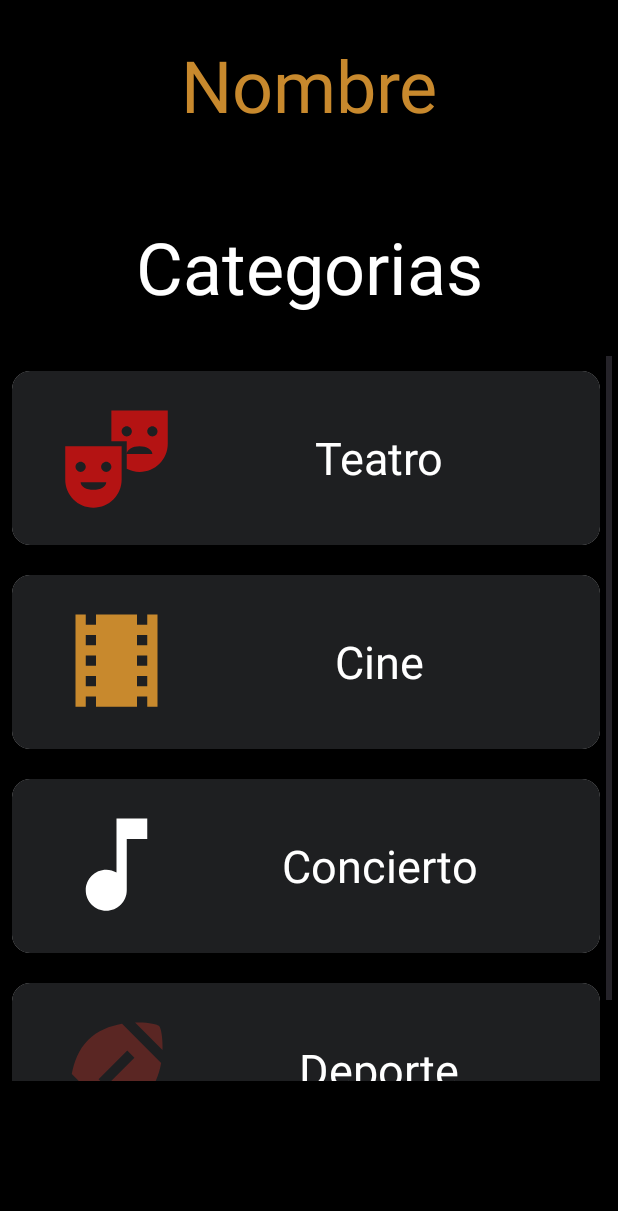
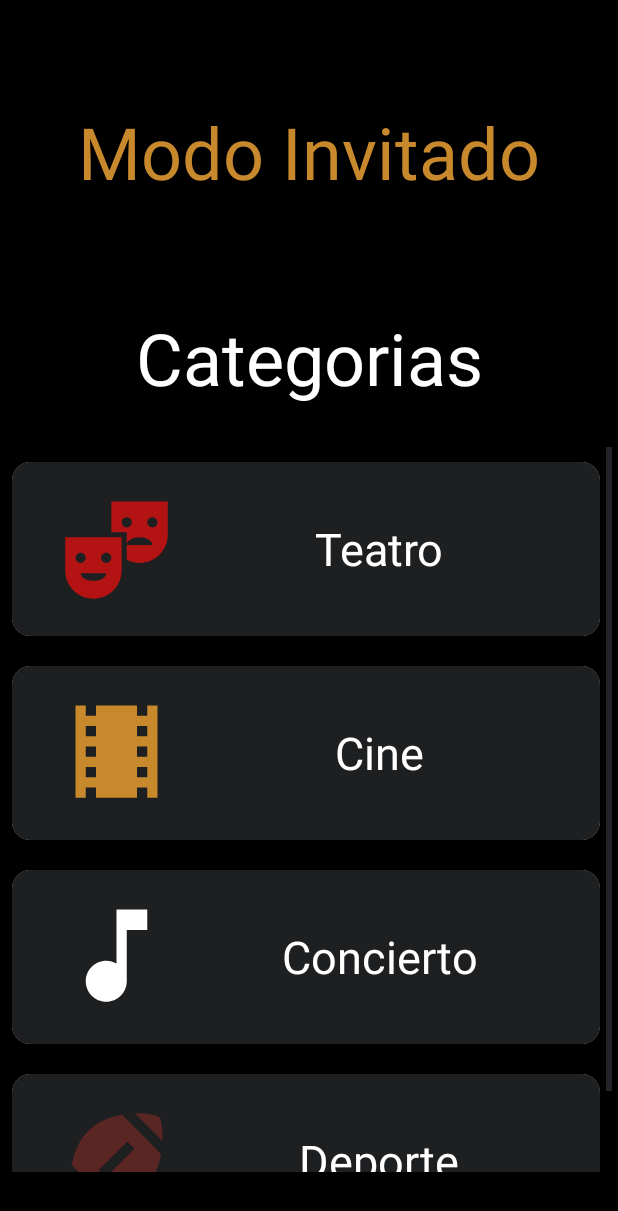
Before and after one commit to ClementeRodReg/FirestoreApplication, an Android app: the screen it shows after launch (Vista_categorias), after a tap on "Modo Invitado", on a phone screen of 412 x 824 dp. Shown: the top 1211 px of the screen. Run offline under Robolectric (Android 15) with nearby library versions, the light colour scheme and no system bars; our stand-ins replace Firebase (no records; nobody signed in at launch, a user with empty details on screens opened directly); libraries missing offline, so code that uses them is left out: org.checkerframework.checker.

Commit message:
VistaCAtegorias Finalizado. Ademas, saca el nombre del usuario

```diff
--- a/app/src/main/java/com/example/firestoredemo/vista/MainActivity.java
+++ b/app/src/main/java/com/example/firestoredemo/vista/MainActivity.java
@@ -139,7 +139,7 @@ public class MainActivity extends AppCompatActivity {
             public void onClick(View view) {
                 mAuth.signInAnonymously();
                 Intent IrAVentanaCategorias = new Intent(MainActivity.this, Vista_categorias.class);
-                IrAVentanaCategorias.putExtra("email", "Modo Invitado");
+                IrAVentanaCategorias.putExtra("id_gmail", "Modo Invitado");
                 startActivity(IrAVentanaCategorias);
             }
         });
--- a/app/src/main/java/com/example/firestoredemo/vista/Vista_categorias.java
+++ b/app/src/main/java/com/example/firestoredemo/vista/Vista_categorias.java
@@ -5,6 +5,7 @@ import androidx.appcompat.app.AppCompatActivity;
 import android.content.Intent;
 import android.os.Bundle;
 import android.os.Handler;
+import android.util.Log;
 import android.view.View;
 import android.view.ViewPropertyAnimator;
 import android.widget.Button;
@@ -17,23 +18,27 @@ import com.example.firestoredemo.R;
 import com.example.firestoredemo.metodos.MetodosObtencion;
 import com.example.firestoredemo.modelo.Obras;
 import com.example.firestoredemo.modelo.modeloTeatro;
+import com.google.android.gms.tasks.OnSuccessListener;
+import com.google.firebase.firestore.DocumentReference;
+import com.google.firebase.firestore.DocumentSnapshot;
+import com.google.firebase.firestore.FirebaseFirestore;
 
 import java.util.ArrayList;
 
 public class Vista_categorias extends AppCompatActivity {
-MetodosObtencion metodosObtencion = new MetodosObtencion();
+    MetodosObtencion metodosObtencion = new MetodosObtencion();
     private LinearLayout linearLayout;
     TextView lblNombreUsuario;
     String gmail;
-    String[] nombreUsuario = new String[1];
-    final Handler handler = new Handler();
-    final int delay = 1000; // 1000 milliseconds == 1 second
-    int insertado=0;
+    String nombreUsuario;
+    private FirebaseFirestore myBBDD;
 
     @Override
     protected void onCreate(Bundle savedInstanceState) {
         super.onCreate(savedInstanceState);
         setContentView(R.layout.activity_vista_categorias);
+
+        myBBDD = FirebaseFirestore.getInstance();
 
         // Iniciadores de ID
         linearLayout = findViewById(R.id.linearLayout);
@@ -42,19 +47,29 @@ MetodosObtencion metodosObtencion = new MetodosObtencion();
         //Sacar Gmail
         gmail = getIntent().getStringExtra("id_gmail");
 
-        nombreUsuario = metodosObtencion.obtenerNombreUsuario(gmail);
+        if (gmail.equals("Modo Invitado")) {
+            lblNombreUsuario.setText(gmail);
+        } else {
 
-        handler.postDelayed(new Runnable() {
-            public void run() {
-                System.out.println("Comprobando..."); // Do your work here
-                if(!nombreUsuario[0].equals(null) && insertado < 1) {
-                    lblNombreUsuario.setText(nombreUsuario[0]);
-                    insertado++;
+            myBBDD = FirebaseFirestore.getInstance();
+
+            // Obtener nombre del usuario
+            DocumentReference docRef = myBBDD.collection("Usuarios").document(gmail);
+            docRef.get().addOnSuccessListener(new OnSuccessListener<DocumentSnapshot>() {
+                @Override
+                public void onSuccess(DocumentSnapshot documentSnapshot) {
+                    if (documentSnapshot.exists()) {
+                        // Obtener el valor del campo "Nombre"
+                        String nombre = documentSnapshot.getString("Nombre");
+                        lblNombreUsuario.setText("Bienvenido, " + nombre);
+
+                    } else {
+                        Log.d("MainActivity", "El documento no existe.");
+                    }
                 }
-                handler.postDelayed(this, delay);
-            }
-        }, delay);
+            });
 
+        }
 
 
         // Crear un ArrayList con elementos de ejemplo
--- a/app/src/main/res/layout/activity_vista_categorias.xml
+++ b/app/src/main/res/layout/activity_vista_categorias.xml
@@ -24,8 +24,8 @@
 
     <TextView
         android:id="@+id/lblNombreUsuario"
-        android:layout_width="344dp"
-        android:layout_height="61dp"
+        android:layout_width="345dp"
+        android:layout_height="154dp"
         android:layout_marginTop="4dp"
         android:gravity="center"
         android:text="@string/lbl_nombre_usuario"
@@ -39,8 +39,8 @@
 
     <Space
         android:id="@+id/space2"
-        android:layout_width="261dp"
-        android:layout_height="60dp"
+        android:layout_width="250dp"
+        android:layout_height="28dp"
         app:layout_constraintEnd_toEndOf="parent"
         app:layout_constraintStart_toStartOf="parent"
         app:layout_constraintTop_toBottomOf="@+id/lblNombreUsuario"
```
